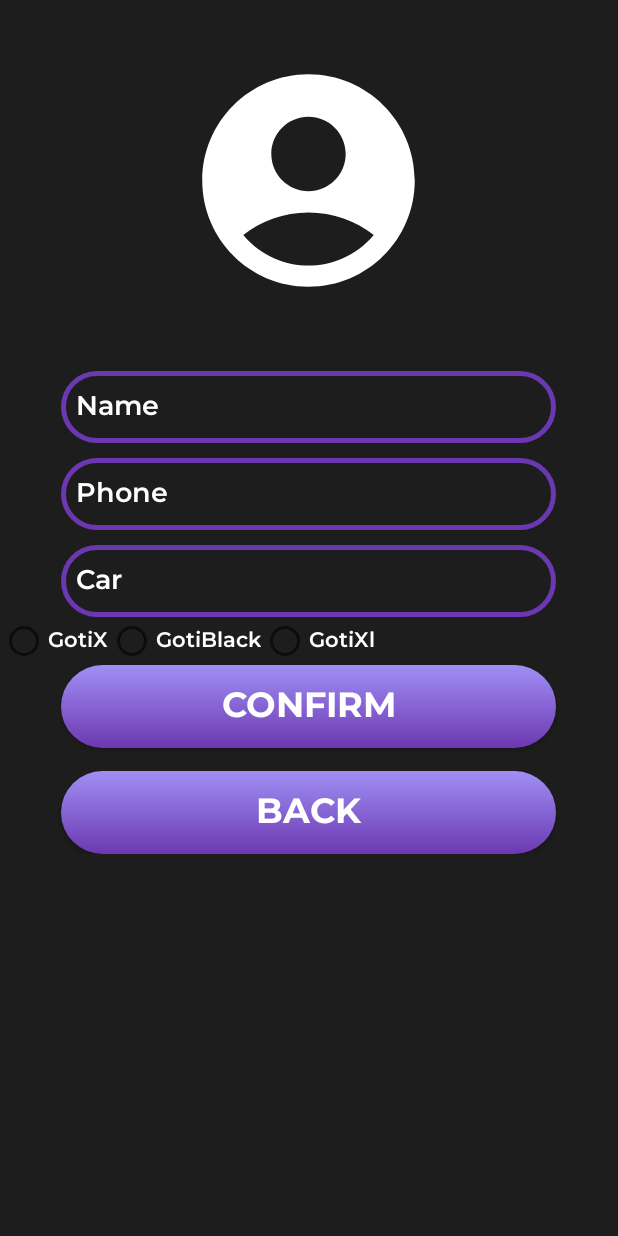
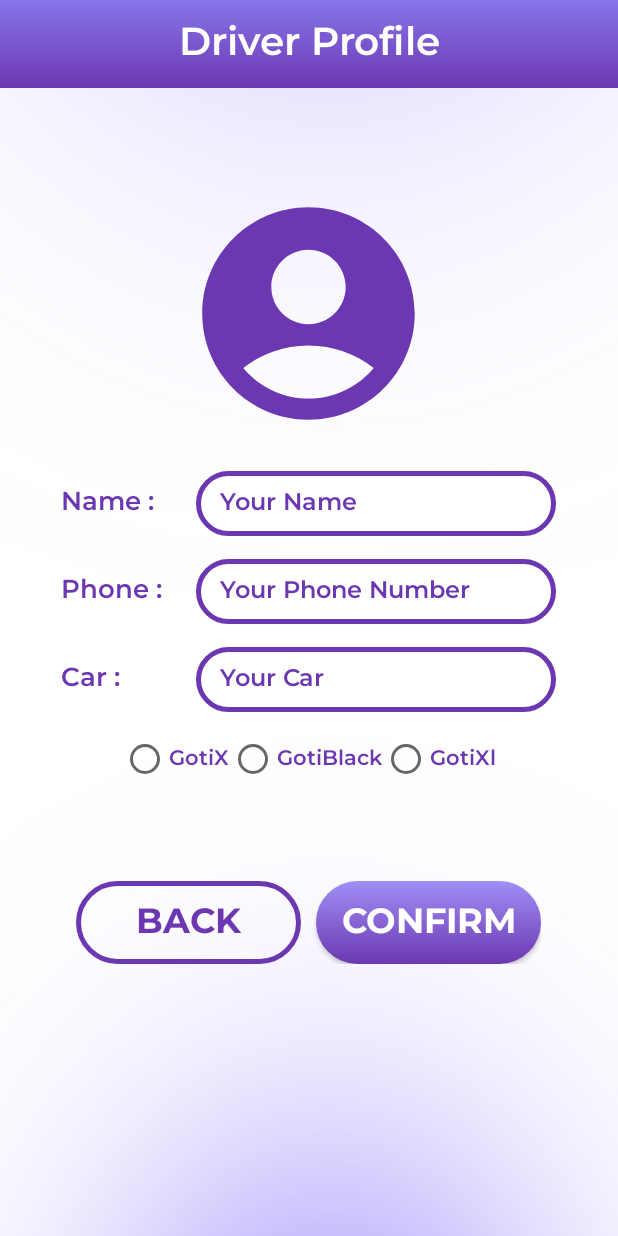
Before and after one commit to shakifniaz/Goti, an Android app: the DriverSettingsActivity screen opened directly, with no data from a screen before it, on a phone screen of 412 x 824 dp. Run offline under Robolectric (Android 15) with nearby library versions, the phone set to English and light mode, and no system bars; our stand-ins replace Firebase (no records; nobody signed in at launch, a user with empty details on screens opened directly).

Commit message:
activity_driver_settings.xml er looks bodlaisi

```diff
--- a/app/src/main/res/layout/activity_driver_settings.xml
+++ b/app/src/main/res/layout/activity_driver_settings.xml
@@ -6,18 +6,28 @@
     android:layout_width="match_parent"
     android:layout_height="match_parent"
     android:orientation="vertical"
-    android:padding="20sp"
     tools:context=".CustomerSettingsActivity"
-    android:background="@color/app_bg">
+    android:background="@drawable/bg14">
+
+    <TextView
+        android:layout_width="match_parent"
+        android:layout_height="wrap_content"
+        android:background="@drawable/border5"
+        android:text="Driver Profile"
+        android:textColor="@color/white"
+        android:textSize="26sp"
+        android:padding="9dp"
+        android:gravity="center"
+        android:textAlignment="center"/>
 
     <ImageView
         android:id="@+id/profileImage"
-        android:layout_width="170sp"
-        android:layout_height="170sp"
+        android:layout_width="170dp"
+        android:layout_height="170dp"
         android:layout_gravity="center"
-        android:layout_marginTop="35dp"
+        android:layout_marginTop="65dp"
         android:layout_marginBottom="20sp"
-        android:src="@drawable/account_white" />
+        android:src="@drawable/baseline_account_circle_24"/>
 
     <LinearLayout
         android:layout_width="match_parent"
@@ -25,89 +35,126 @@
         android:gravity="center"
         android:orientation="vertical">
 
+        <LinearLayout
+            android:layout_width="wrap_content"
+            android:layout_height="wrap_content"
+            android:layout_marginBottom="15dp">
+
             <TextView
-            android:layout_width="match_parent"
-            android:layout_height="wrap_content" />
-
+                android:layout_width="90dp"
+                android:layout_height="wrap_content"
+                android:text="Name : "
+                android:textColor="@color/new_color"
+                android:textSize="17dp" />
             <EditText
                 android:id="@+id/name"
-            android:layout_width="330dp"
-            android:layout_height="48dp"
-            android:paddingLeft="10dp"
-            android:background="@drawable/border3"
-            android:hint="Name"
-            android:textColorHint="@color/white"/>
+                android:layout_width="240dp"
+                android:layout_height="43dp"
+                android:background="@drawable/border2"
+                android:hint="Your Name"
+                android:paddingLeft="16dp"
+                android:textColorHint="@color/new_color"
+                android:textSize="16dp"
+                android:textColor="@color/new_color"/>
+        </LinearLayout>
 
+        <LinearLayout
+            android:layout_width="wrap_content"
+            android:layout_height="wrap_content"
+            android:layout_marginBottom="15dp">
+            <TextView
+                android:layout_width="90dp"
+                android:layout_height="wrap_content"
+                android:text="Phone : "
+                android:textSize="17dp"
+                android:textColor="@color/new_color"/>
             <EditText
                 android:id="@+id/phone"
-            android:layout_width="330dp"
-            android:layout_height="48dp"
-            android:layout_marginTop="10sp"
-            android:paddingLeft="10dp"
-            android:background="@drawable/border3"
-            android:hint="Phone"
+                android:layout_width="240dp"
+                android:layout_height="43dp"
+                android:background="@drawable/border2"
+                android:hint="Your Phone Number"
                 android:inputType="number"
-            android:textColorHint="@color/white"/>
+                android:paddingLeft="16dp"
+                android:textColorHint="@color/new_color"
+                android:textSize="16dp"
+                android:textColor="@color/new_color"/>
+        </LinearLayout>
 
+        <LinearLayout
+            android:layout_width="wrap_content"
+            android:layout_height="wrap_content"
+            android:layout_marginBottom="15dp">
+            <TextView
+                android:layout_width="90dp"
+                android:layout_height="wrap_content"
+                android:text="Car : "
+                android:textSize="17dp"
+                android:textColor="@color/new_color"/>
             <EditText
                 android:id="@+id/car"
-            android:layout_width="330dp"
-            android:layout_height="48dp"
-            android:layout_marginTop="10sp"
-            android:paddingLeft="10dp"
-            android:background="@drawable/border3"
-            android:hint="Car"
-            android:inputType="text"
-            android:textColorHint="@color/white"/>
+                android:layout_width="240dp"
+                android:layout_height="43dp"
+                android:background="@drawable/border2"
+                android:hint="Your Car"
+                android:paddingLeft="16dp"
+                android:textColorHint="@color/new_color"
+                android:textSize="16dp"
+                android:textColor="@color/new_color"/>
+        </LinearLayout>
 
         <RadioGroup
             android:layout_width="match_parent"
             android:layout_height="wrap_content"
             android:id="@+id/radioGroup"
-            android:orientation="horizontal">
+            android:orientation="horizontal"
+            android:gravity="center"
+            android:layout_marginBottom="15dp">
 
             <RadioButton
                 android:id="@+id/GotiX"
                 android:layout_width="wrap_content"
                 android:layout_height="wrap_content"
                 android:text="GotiX"
-                android:textColor="@color/white"/>
+                android:textColor="@color/new_color"/>
             <RadioButton
                 android:layout_width="wrap_content"
                 android:layout_height="wrap_content"
                 android:text="GotiBlack"
                 android:id="@+id/GotiBlack"
-                android:textColor="@color/white"/>
+                android:textColor="@color/new_color"/>
             <RadioButton
                 android:layout_width="wrap_content"
                 android:layout_height="wrap_content"
                 android:text="GotiXl"
                 android:id="@+id/GotiXl"
-                android:textColor="@color/white"/>
+                android:textColor="@color/new_color"/>
         </RadioGroup>
 
+        <LinearLayout
+            android:layout_width="wrap_content"
+            android:layout_height="wrap_content"
+            android:orientation="horizontal"
+            android:layout_marginTop="50dp">
+            <Button
+                android:id="@+id/back"
+                android:layout_width="150dp"
+                android:layout_height="55dp"
+                android:background="@drawable/border3"
+                android:fontFamily="@font/montserrat_bold"
+                android:text="Back"
+                android:textColor="@color/new_color"
+                android:textSize="23dp" />
             <Button
                 android:id="@+id/confirm"
-            android:layout_width="330dp"
+                android:layout_width="150dp"
                 android:layout_height="55dp"
+                android:layout_marginStart="10dp"
                 android:background="@drawable/button"
                 android:fontFamily="@font/montserrat_bold"
                 android:text="Confirm"
                 android:textColor="@color/white"
-            android:textSize="23dp"
-            />
-
-        <Button
-            android:id="@+id/back"
-            android:layout_width="330dp"
-            android:layout_height="55dp"
-            android:layout_marginTop="15dp"
-            android:background="@drawable/button"
-            android:fontFamily="@font/montserrat_bold"
-            android:textSize="23dp"
-            android:text="Back"
-            android:textColor="@color/white"/>
+                android:textSize="23dp" />
         </LinearLayout>
-
-
     </LinearLayout>
+</LinearLayout>
```
Lines whose indentation alone changed are shown as unchanged.
